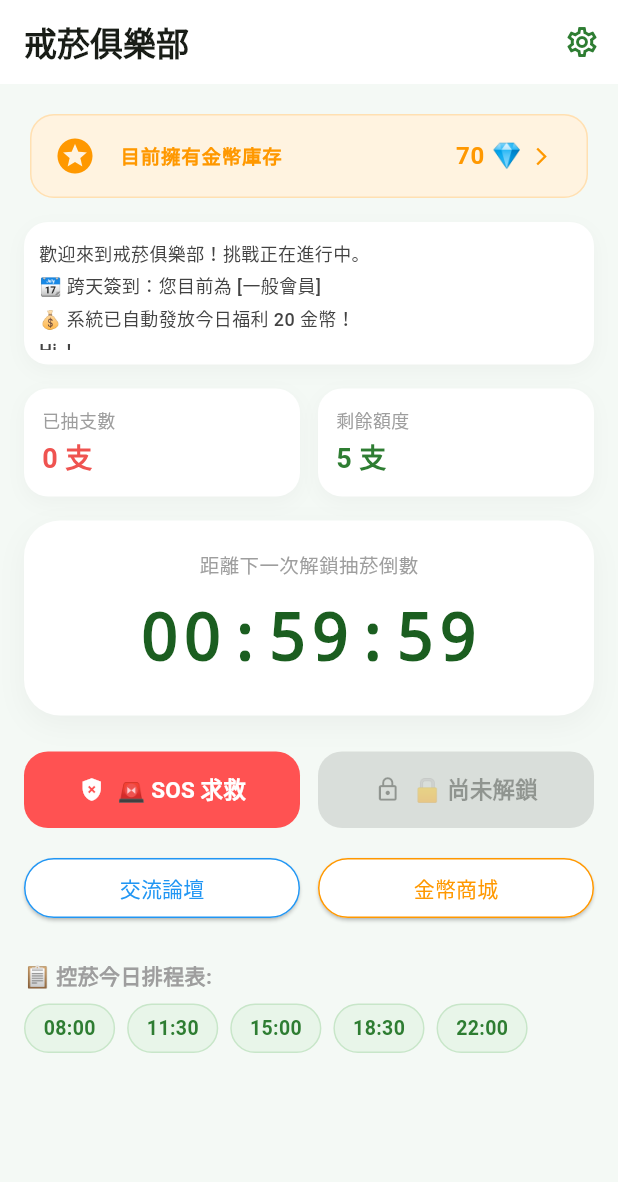
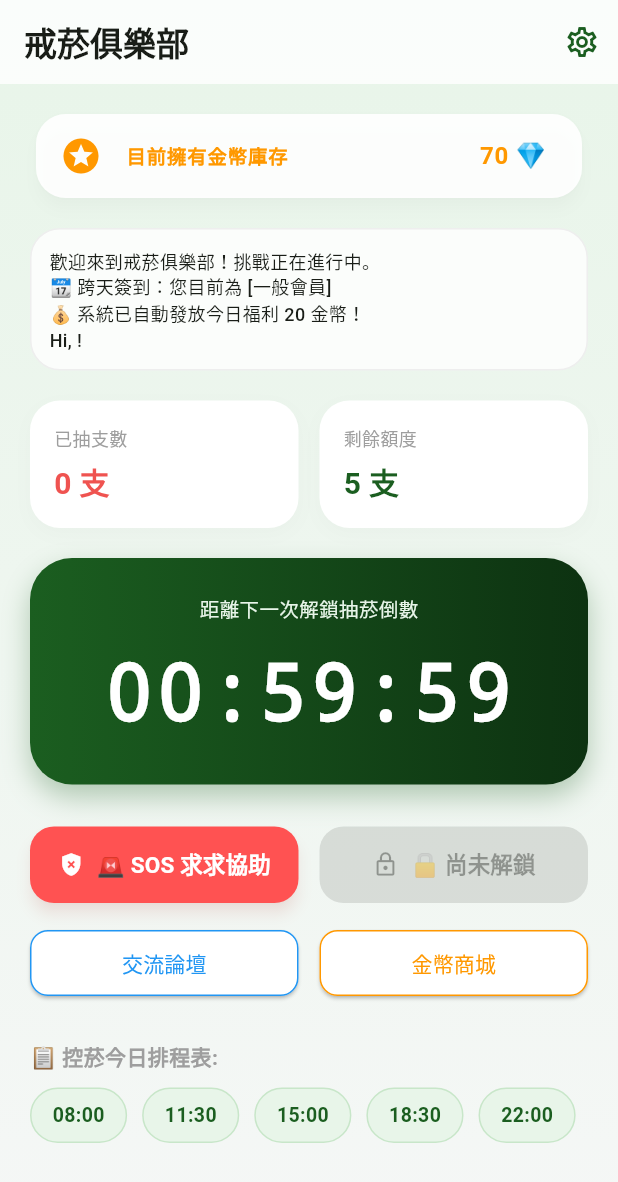
Before and after one commit to johnbutyno3/quit_smoking_club, a Flutter app: the HomePage screen opened directly, on a phone screen of 412 x 824 dp. Shown: the top 1182 px of the screen. Run offline on Flutter 3.47's test engine with Material 3 defaults, Android fonts, the phone set to English and light mode, and no system bars; our stand-ins replace shared_preferences; accounts and stored records are empty.

Commit message:
style: fix crossAlignment and complete premium responsive RWD gradient home page layout

```diff
--- a/lib/main.dart
+++ b/lib/main.dart
@@ -6,11 +6,15 @@ import 'services/storage_service.dart';
 void main() async {
   WidgetsFlutterBinding.ensureInitialized();
 
-  // 💡 測試大絕招：強制清除硬碟名稱快取
-  await StorageService.saveUserName("");
+  // 💡 安全防禦：如果硬碟因為先前測試卡住，強制寫入基本安全數字
+  final storedName = await StorageService.getUserName();
+  if (storedName == "User" || storedName.isEmpty) {
+    await StorageService.saveDailyCount(5);
+    await StorageService.saveUserName("");
+  }
 
-  final storedName = await StorageService.getUserName();
-  final isFirstTime = storedName.isEmpty;
+  final latestName = await StorageService.getUserName();
+  final isFirstTime = latestName.isEmpty;
 
   runApp(MyApp(isFirstTime: isFirstTime));
 }
--- a/lib/screens/home_page.dart
+++ b/lib/screens/home_page.dart
@@ -16,11 +16,14 @@ class HomePage extends StatefulWidget {
   State<HomePage> createState() => _HomePageState();
 }
 
-// 💡 響應式美工專用：品牌核心高質感色彩規範
+// 🎨 視覺大翻新：設計師品牌雙色漸層與微透光澤規範
 class _ThemeColors {
-  static const primary = Color(0xFF2E7D32); // 森林綠（三端通用主色）
-  static const bg = Color(0xFFF4F9F5); // 輕盈極簡背景色
-  static const cardBg = Colors.white; // 純白懸浮卡片
+  static const primary = Color(0xFF1B5E20);
+  static const accent = Color(0xFF4CAF50);
+  static const bgTop = Color(0xFFE8F5E9);
+  static const bgBot = Color(0xFFF5F7F6);
+  static const glassBorder = Color(0x33FFFFFF);
+  static const cardBg = Colors.white; //
 }
 
 class _HomePageState extends State<HomePage> {
@@ -62,7 +65,6 @@ class _HomePageState extends State<HomePage> {
     final lastDate = await StorageService.getLastResetDate();
     final todayStr = "${now.year}-${now.month}-${now.day}";
 
-    // 📆 00:00 跨天金幣發放邏輯
     if (lastDate != todayStr) {
       final reward = isPremium ? 100 : 20;
       sCoins += reward;
@@ -111,7 +113,7 @@ class _HomePageState extends State<HomePage> {
         return Container(
           height: MediaQuery.of(context).size.height * 0.55,
           decoration: const BoxDecoration(
-            color: _ThemeColors.bg,
+            color: _ThemeColors.bgBot,
             borderRadius: BorderRadius.vertical(top: Radius.circular(24)),
           ),
           padding: const EdgeInsets.all(16),
@@ -208,7 +210,7 @@ class _HomePageState extends State<HomePage> {
       margin: const EdgeInsets.symmetric(vertical: 4),
       child: ListTile(
         dense: true,
-        leading: Icon(icon, color: _ThemeColors.primary),
+        leading: Icon(icon, color: _ThemeColors.accent),
         title: Text(
           label,
           style: const TextStyle(fontSize: 13, fontWeight: FontWeight.w500),
@@ -233,14 +235,23 @@ class _HomePageState extends State<HomePage> {
 
   @override
   Widget build(BuildContext context) {
-    return Scaffold(
-      backgroundColor: _ThemeColors.bg,
+    return Container(
+      // 💡 滿版高質感微漸層背景
+      decoration: const BoxDecoration(
+        gradient: LinearGradient(
+          begin: Alignment.topCenter,
+          end: Alignment.bottomCenter,
+          colors: [_ThemeColors.bgTop, _ThemeColors.bgBot],
+        ),
+      ),
+      child: Scaffold(
+        backgroundColor: Colors.transparent,
         appBar: AppBar(
           title: const Text(
             "戒菸俱樂部",
             style: TextStyle(fontWeight: FontWeight.bold),
           ),
-        backgroundColor: Colors.white,
+          backgroundColor: Colors.white.withOpacity(0.8),
           elevation: 0,
           actions: [
             IconButton(
@@ -259,17 +270,21 @@ class _HomePageState extends State<HomePage> {
           ],
         ),
         body: ListView(
-        padding: const EdgeInsets.all(16),
+          padding: const EdgeInsets.symmetric(horizontal: 20, vertical: 16),
           children: [
             Card(
-            color: Colors.orange.shade50,
-            elevation: 0,
+              color: Colors.white.withOpacity(0.9),
+              elevation: 4,
+              shadowColor: Colors.black12,
               shape: RoundedRectangleBorder(
-              borderRadius: BorderRadius.circular(16),
-              side: BorderSide(color: Colors.orange.shade100),
+                borderRadius: BorderRadius.circular(20),
+                side: const BorderSide(
+                  color: _ThemeColors.glassBorder,
+                  width: 1.5,
+                ),
               ),
               child: InkWell(
-              borderRadius: BorderRadius.circular(16),
+                borderRadius: BorderRadius.circular(20),
                 onTap: () async {
                   await Navigator.push(
                     context,
@@ -291,10 +306,7 @@ class _HomePageState extends State<HomePage> {
                       color: Colors.orange,
                     ),
                   ),
-                trailing: Row(
-                  mainAxisSize: MainAxisSize.min,
-                  children: [
-                    Text(
+                  trailing: Text(
                     "$_myCoins 💎",
                     style: const TextStyle(
                       fontSize: 16,
@@ -302,51 +314,30 @@ class _HomePageState extends State<HomePage> {
                       color: Colors.orange,
                     ),
                   ),
-                    const SizedBox(width: 6),
-                    const Icon(
-                      Icons.arrow_forward_ios,
-                      size: 14,
-                      color: Colors.orange,
                 ),
-                  ],
+              ),
+            ),
+            const SizedBox(height: 16),
+            Container(
+              height: 95,
+              padding: const EdgeInsets.all(12),
+              decoration: BoxDecoration(
+                color: _ThemeColors.cardBg.withOpacity(0.8),
+                borderRadius: BorderRadius.circular(20),
+                border: Border.all(color: Colors.grey.shade200),
+              ),
+              child: ListView.builder(
+                itemCount: _messages.length,
+                itemBuilder: (context, index) => Text(
+                  _messages[index],
+                  style: const TextStyle(
+                    fontSize: 12,
+                    fontWeight: FontWeight.w500,
                   ),
                 ),
               ),
             ),
-          const SizedBox(height: 12),
-          Container(
-            height: 95,
-            padding: const EdgeInsets.all(10),
-            decoration: BoxDecoration(
-              color: _ThemeColors.cardBg,
-              borderRadius: BorderRadius.circular(16),
-              boxShadow: [
-                BoxShadow(
-                  color: Colors.black.withOpacity(0.03),
-                  blurRadius: 10,
-                  offset: const Offset(0, 4),
-                ),
-              ],
-            ),
-            child: ListView.builder(
-              shrinkWrap: true,
-              itemCount: _messages.length,
-              itemBuilder: (context, index) {
-                return Padding(
-                  padding: const EdgeInsets.symmetric(vertical: 2.0),
-                  child: Text(
-                    _messages[index],
-                    style: TextStyle(
-                      fontSize: 12,
-                      color: Colors.grey.shade800,
-                      fontWeight: FontWeight.w500,
-                    ),
-                  ),
-                );
-              },
-            ),
-          ),
-          const SizedBox(height: 16),
+            const SizedBox(height: 20),
             Row(
               children: [
                 Expanded(
@@ -356,7 +347,7 @@ class _HomePageState extends State<HomePage> {
                     Colors.red.shade400,
                   ),
                 ),
-              const SizedBox(width: 12),
+                const SizedBox(width: 14),
                 Expanded(
                   child: _buildStatCard(
                     "剩餘額度",
@@ -366,17 +357,20 @@ class _HomePageState extends State<HomePage> {
                 ),
               ],
             ),
-          const SizedBox(height: 16),
+            const SizedBox(height: 20),
+            // 💡 高顏值墨綠深邃倒數大面板
             Container(
-            padding: const EdgeInsets.all(20),
+              padding: const EdgeInsets.symmetric(vertical: 24, horizontal: 16),
               decoration: BoxDecoration(
-              color: _ThemeColors.cardBg,
-              borderRadius: BorderRadius.circular(24),
+                gradient: const LinearGradient(
+                  colors: [_ThemeColors.primary, Color(0xFF0D3211)],
+                ),
+                borderRadius: BorderRadius.circular(28),
                 boxShadow: [
                   BoxShadow(
-                  color: Colors.black.withOpacity(0.04),
-                  blurRadius: 16,
-                  offset: const Offset(0, 6),
+                    color: _ThemeColors.primary.withOpacity(0.3),
+                    blurRadius: 15,
+                    offset: const Offset(0, 8),
                   ),
                 ],
               ),
@@ -386,25 +380,25 @@ class _HomePageState extends State<HomePage> {
                     "距離下一次解鎖抽菸倒數",
                     style: TextStyle(
                       fontSize: 13,
-                    color: Colors.grey,
-                    fontWeight: FontWeight.w500,
+                      color: Color(0xFFE8F5E9),
+                      fontWeight: FontWeight.w400,
                     ),
                   ),
-                const SizedBox(height: 8),
+                  const SizedBox(height: 10),
                   Text(
                     countdownString,
                     style: const TextStyle(
-                    fontSize: 44,
+                      fontSize: 52,
                       fontWeight: FontWeight.bold,
                       fontFamily: 'monospace',
-                    color: Color(0xFF1B5E20),
-                    letterSpacing: 2,
+                      color: Colors.white,
+                      letterSpacing: 3,
                     ),
                   ),
                 ],
               ),
             ),
-          const SizedBox(height: 24),
+            const SizedBox(height: 28),
             Row(
               children: [
                 Expanded(
@@ -416,34 +410,39 @@ class _HomePageState extends State<HomePage> {
                       shape: RoundedRectangleBorder(
                         borderRadius: BorderRadius.circular(16),
                       ),
-                    elevation: 0,
+                      elevation: 4,
+                      shadowColor: Colors.red.withOpacity(0.2),
                     ),
                     icon: const Icon(Icons.gpp_bad),
                     label: const Text(
-                    "🚨 SOS 求救",
-                    style: TextStyle(fontSize: 15, fontWeight: FontWeight.bold),
+                      "🚨 SOS 求求協助",
+                      style: TextStyle(
+                        fontSize: 15,
+                        fontWeight: FontWeight.bold,
+                      ),
                     ),
                     onPressed: _triggerSOS,
                   ),
                 ),
-              const SizedBox(width: 12),
+                const SizedBox(width: 14),
                 Expanded(
                   child: ElevatedButton.icon(
                     style: ElevatedButton.styleFrom(
                       backgroundColor: canSmoke
-                        ? _ThemeColors.primary
-                        : Colors.grey.shade300,
-                    foregroundColor: canSmoke
-                        ? Colors.white
-                        : Colors.grey.shade500,
+                          ? _ThemeColors.accent
+                          : Colors.grey.shade400,
+                      foregroundColor: Colors.white,
                       padding: const EdgeInsets.symmetric(vertical: 14),
                       shape: RoundedRectangleBorder(
                         borderRadius: BorderRadius.circular(16),
                       ),
-                    elevation: 0,
+                      elevation: canSmoke ? 4 : 0,
+                      shadowColor: _ThemeColors.accent.withOpacity(0.3),
                     ),
                     icon: Icon(
-                    canSmoke ? Icons.check_circle_outline : Icons.lock_outline,
+                      canSmoke
+                          ? Icons.check_circle_outline
+                          : Icons.lock_outline,
                     ),
                     label: Text(
                       canSmoke ? "🟢 記錄抽菸" : "🔒 尚未解鎖",
@@ -466,21 +465,31 @@ class _HomePageState extends State<HomePage> {
                       backgroundColor: Colors.white,
                       foregroundColor: Colors.blue,
                       side: const BorderSide(color: Colors.blue),
+                      padding: const EdgeInsets.symmetric(vertical: 12),
+                      shape: RoundedRectangleBorder(
+                        borderRadius: BorderRadius.circular(12),
+                      ),
                     ),
                     onPressed: () => Navigator.push(
                       context,
-                    MaterialPageRoute(builder: (context) => const ForumPage()),
+                      MaterialPageRoute(
+                        builder: (context) => const ForumPage(),
+                      ),
                     ),
                     child: const Text("交流論壇"),
                   ),
                 ),
-              const SizedBox(width: 12),
+                const SizedBox(width: 14),
                 Expanded(
                   child: ElevatedButton(
                     style: ElevatedButton.styleFrom(
                       backgroundColor: Colors.white,
                       foregroundColor: Colors.orange,
                       side: const BorderSide(color: Colors.orange),
+                      padding: const EdgeInsets.symmetric(vertical: 12),
+                      shape: RoundedRectangleBorder(
+                        borderRadius: BorderRadius.circular(12),
+                      ),
                     ),
                     onPressed: () => Navigator.push(
                       context,
@@ -491,7 +500,7 @@ class _HomePageState extends State<HomePage> {
                 ),
               ],
             ),
-          const SizedBox(height: 24),
+            const SizedBox(height: 28),
             const Text(
               "📋 控菸今日排程表:",
               style: TextStyle(
@@ -500,17 +509,17 @@ class _HomePageState extends State<HomePage> {
                 color: Colors.grey,
               ),
             ),
-          const SizedBox(height: 8),
+            const SizedBox(height: 10),
             Wrap(
-            spacing: 8,
-            runSpacing: 8,
+              spacing: 10,
+              runSpacing: 10,
               children: engine.schedule.map((t) {
                 final timeStr =
                     "${t.hour.toString().padLeft(2, '0')}:${t.minute.toString().padLeft(2, '0')}";
                 return Container(
                   padding: const EdgeInsets.symmetric(
-                  horizontal: 12,
-                  vertical: 6,
+                    horizontal: 14,
+                    vertical: 8,
                   ),
                   decoration: BoxDecoration(
                     color: Colors.green.shade50,
@@ -530,18 +539,19 @@ class _HomePageState extends State<HomePage> {
             ),
           ],
         ),
+      ),
     );
   }
 
   Widget _buildStatCard(String label, String value, Color color) {
     return Container(
-      padding: const EdgeInsets.all(12),
+      padding: const EdgeInsets.all(16),
       decoration: BoxDecoration(
         color: _ThemeColors.cardBg,
-        borderRadius: BorderRadius.circular(16),
+        borderRadius: BorderRadius.circular(20),
         boxShadow: [
           BoxShadow(
-            color: Colors.black.withOpacity(0.03),
+            color: Colors.black.withOpacity(0.02),
             blurRadius: 10,
             offset: const Offset(0, 4),
           ),
@@ -549,14 +559,13 @@ class _HomePageState extends State<HomePage> {
       ),
       child: Column(
         crossAxisAlignment: CrossAxisAlignment.start,
-
         children: [
           Text(label, style: const TextStyle(fontSize: 12, color: Colors.grey)),
-          const SizedBox(height: 4),
+          const SizedBox(height: 6),
           Text(
             value,
             style: TextStyle(
-              fontSize: 18,
+              fontSize: 20,
               fontWeight: FontWeight.bold,
               color: color,
             ),
```
Lines whose indentation alone changed are shown as unchanged.
